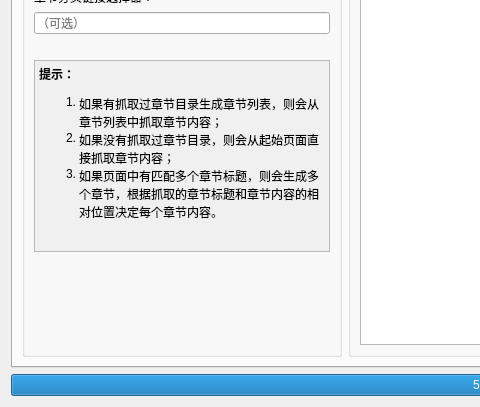
Qt form ui/chapterImporter.ui (helscn/epub_factory) before a commit; both pictures show x 0 to 480 and y 278 to 685 of the 970 by 685 pixel window.
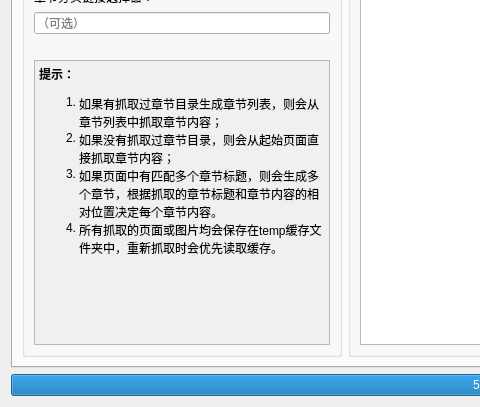
The same form after that commit. The open tabs and pages were chosen to show the change. Icons and pictures are not drawn.

Commit message: 增加清除下载缓存功能

Diff of the .ui file:
```diff
--- a/ui/chapterImporter.ui
+++ b/ui/chapterImporter.ui
@@ -425,23 +425,11 @@
 &lt;p style=&quot; margin-top:0px; margin-bottom:0px; margin-left:0px; margin-right:0px; -qt-block-indent:0; text-indent:0px;&quot;&gt;&lt;span style=&quot; font-weight:600;&quot;&gt;提示：&lt;/span&gt;&lt;/p&gt;
 &lt;ol style=&quot;margin-top: 0px; margin-bottom: 0px; margin-left: 0px; margin-right: 0px; -qt-list-indent: 1;&quot;&gt;&lt;li style=&quot;&quot; style=&quot; margin-top:12px; margin-bottom:0px; margin-left:0px; margin-right:0px; -qt-block-indent:0; text-indent:0px;&quot;&gt;如果有抓取过章节目录生成章节列表，则会从章节列表中抓取章节内容；&lt;/li&gt;
 &lt;li style=&quot;&quot; style=&quot; margin-top:0px; margin-bottom:0px; margin-left:0px; margin-right:0px; -qt-block-indent:0; text-indent:0px;&quot;&gt;如果没有抓取过章节目录，则会从起始页面直接抓取章节内容；&lt;/li&gt;
-&lt;li style=&quot;&quot; style=&quot; margin-top:0px; margin-bottom:0px; margin-left:0px; margin-right:0px; -qt-block-indent:0; text-indent:0px;&quot;&gt;如果页面中有匹配多个章节标题，则会生成多个章节，根据抓取的章节标题和章节内容的相对位置决定每个章节内容。&lt;/li&gt;&lt;/ol&gt;&lt;/body&gt;&lt;/html&gt;</string>
+&lt;li style=&quot;&quot; style=&quot; margin-top:0px; margin-bottom:0px; margin-left:0px; margin-right:0px; -qt-block-indent:0; text-indent:0px;&quot;&gt;如果页面中有匹配多个章节标题，则会生成多个章节，根据抓取的章节标题和章节内容的相对位置决定每个章节内容。&lt;/li&gt;
+&lt;li style=&quot;&quot; style=&quot; margin-top:0px; margin-bottom:0px; margin-left:0px; margin-right:0px; -qt-block-indent:0; text-indent:0px;&quot;&gt;所有抓取的页面或图片均会保存在temp缓存文件夹中，重新抓取时会优先读取缓存。&lt;/li&gt;&lt;/ol&gt;&lt;/body&gt;&lt;/html&gt;</string>
                 </property>
                </widget>
               </item>
-              <item>
-               <spacer name="verticalSpacer_2">
-                <property name="orientation">
-                 <enum>Qt::Vertical</enum>
-                </property>
-                <property name="sizeHint" stdset="0">
-                 <size>
-                  <width>20</width>
-                  <height>40</height>
-                 </size>
-                </property>
-               </spacer>
-              </item>
              </layout>
             </widget>
            </item>
```
Left out of the diff: 2 changed lines with no effect on the pictures. The commit also changes 4 other files.
